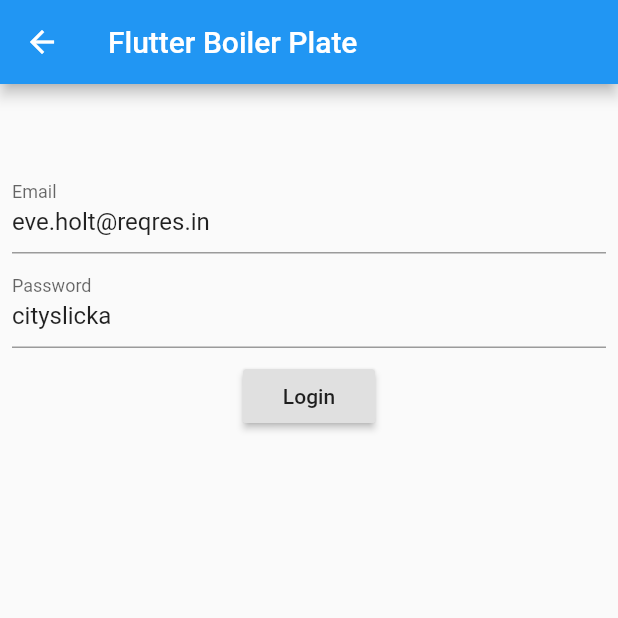
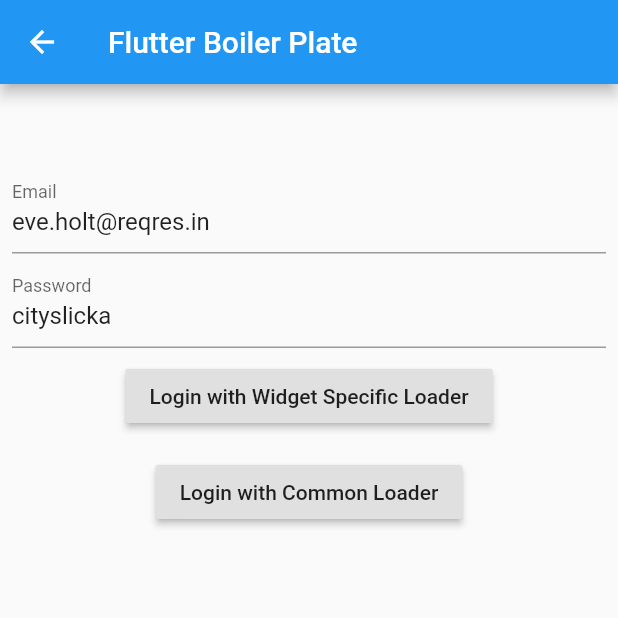
Before and after one commit to joshsoftware/flutter-boilerplate, a Flutter app: the LoginView screen opened by its route, on a phone screen of 412 x 824 dp, the top half of it. Run offline on Flutter 3.47's test engine with Material 2 defaults, Android fonts, the phone set to English and light mode, and no system bars; our stand-ins replace connectivity, shared_preferences; accounts and stored records are empty; statements that could not run were skipped.

Commit message:
api loader final changes

```diff
--- a/lib/services/api_service.dart
+++ b/lib/services/api_service.dart
@@ -5,10 +5,10 @@ import 'package:flutter_mvvm_boilerplate/utils/api_helper.dart';
 import 'package:flutter_mvvm_boilerplate/utils/constants/api_constants.dart';
 
 class ApiService {
-  Future<ResponseData> loginUser({@required BuildContext context, @required LoginModel loginModel}) {
+  Future<ResponseData> loginUser({@required BuildContext context, @required LoginModel loginModel, bool logInWithCommonLoader}) {
     Uri _uri = Uri.parse(baseURL + ApiConstants.LOGIN);
 
     return ApiHelper().postRequest(context, _uri, loginModel.toMap(),
-        useAuth: false, showLoader: false, responseName: "Login", showLog: true, showError: true);
+        useAuth: false, showLoader: logInWithCommonLoader, responseName: "Login", showLog: true, showError: true);
   }
 }
--- a/lib/views/login_view.dart
+++ b/lib/views/login_view.dart
@@ -24,13 +24,6 @@ class _LoginViewState extends State<LoginView> {
 
   _buildSubmitButton(LoginViewModel loginViewModel) {
     switch (loginViewModel.loadingStatus) {
-      case ApiStatus.idle:
-        return CommonButton(
-          title: "Login",
-          function: () {
-            loginViewModel.loginUser(context: context);
-          },
-        );
       case ApiStatus.started:
         return Padding(
           padding: EdgeInsets.all(8.0),
@@ -48,7 +41,7 @@ class _LoginViewState extends State<LoginView> {
 
       default:
         return CommonButton(
-          title: "Login",
+          title: "Login with Widget Specific Loader",
           function: () {
             loginViewModel.loginUser(context: context);
           },
@@ -79,6 +72,12 @@ class _LoginViewState extends State<LoginView> {
             controller: _loginViewModel.passwordTextFieldController,
           ),
           _buildSubmitButton(_loginViewModel),
+          CommonButton(
+            title: "Login with Common Loader",
+            function: () {
+              _loginViewModel.loginUser(context: context, logInWithCommonLoader: true);
+            },
+          )
         ],
       ),
     );
```
Also changed, not shown: lib/models/response_data_model.dart (+6 -1 lines), lib/services/network_check.dart (+9 -3 lines), lib/utils/api_helper.dart (+29 -7 lines), lib/view_models/login_view_model.dart (+7 -5 lines).
